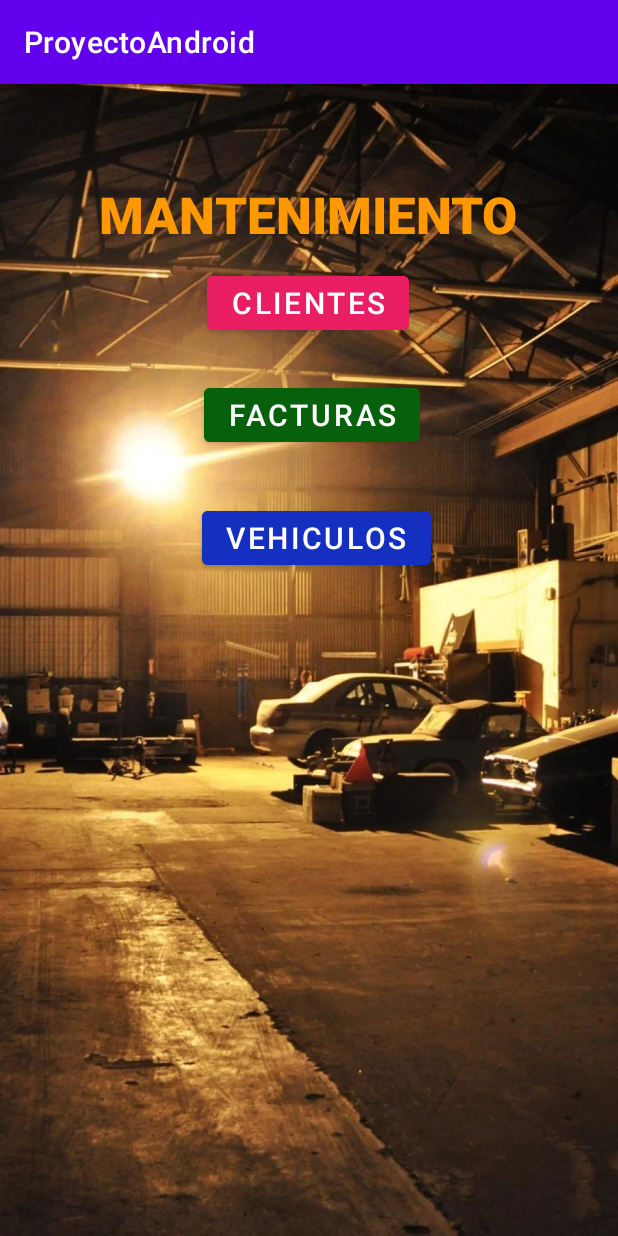
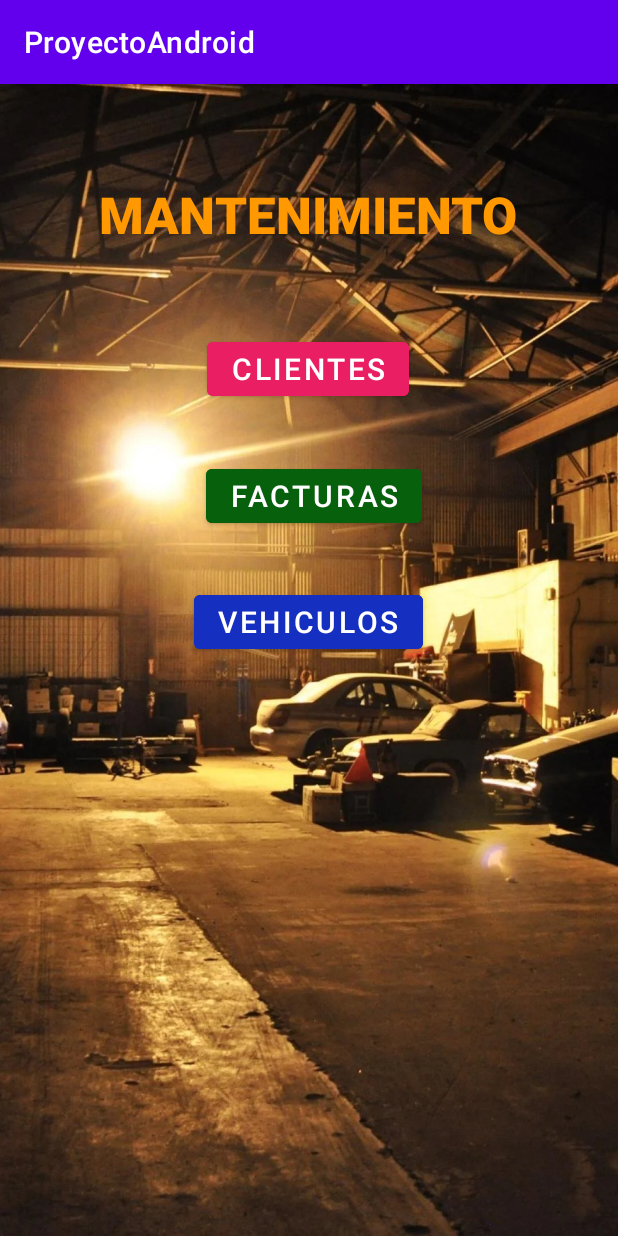
Before and after one commit to xabier100/ANDROID_APP_GarageManagement, an Android app: the screen it shows after launch (MainActivity), on a phone screen of 412 x 824 dp. Run offline under Robolectric (Android 15) with nearby library versions, the phone set to English and light mode, and no system bars.

Commit message:
Rediseño de la base de datos y las restricciones entre ellas

```diff
--- a/GarageManagement/app/src/main/java/com/example/proyectoandroid/TallerOpenHelper.java
+++ b/GarageManagement/app/src/main/java/com/example/proyectoandroid/TallerOpenHelper.java
@@ -9,11 +9,12 @@ import androidx.annotation.Nullable;
 
 public class TallerOpenHelper extends SQLiteOpenHelper {
 
+    /*Sentencias de creacion de tablas*/
     private String strCrearTablaClientes = "CREATE TABLE Clientes (" +
-            "    IdCliente INTEGER," +
-            "    Nombre    TEXT," +
-            "    Apellido  TEXT," +
-            "    DNI       TEXT    UNIQUE," +
+            "    IdCliente  INTEGER CHECK (IdCliente > 0)," +
+            "    Nombre     TEXT," +
+            "    Apellido   TEXT," +
+            "    DNI        TEXT    UNIQUE," +
             "    ImgCliente TEXT," +
             "    PRIMARY KEY (" +
             "        IdCliente" +
@@ -22,95 +23,92 @@ public class TallerOpenHelper extends SQLiteOpenHelper {
             "        DNI" +
             "    )" +
             ");";
+    private String strCrearTablaFacturas = "CREATE TABLE Facturas (" +
+            "    IdFactura       INTEGER CHECK (IdFactura > 0)," +
+            "    IdCliente       INTEGER," +
+            "    FechaReparacion TEXT," +
+            "    Concepto        TEXT," +
+            "    Importe         INTEGER," +
+            "    PRIMARY KEY (" +
+            "        IdFactura" +
+            "    )," +
+            "    FOREIGN KEY (" +
+            "        IdCliente" +
+            "    )" +
+            "    REFERENCES Clientes (IdCliente) " +
+            ");";
     private String strCrearTablaVehiculos = "CREATE TABLE Vehiculos (" +
-            "    IdVehiculo INTEGER," +
+            "    IdVehiculo INTEGER CHECK (IdVehiculo > 0)," +
+            "    IdCliente  INTEGER," +
             "    Marca      TEXT," +
             "    Modelo     TEXT," +
             "    Matricula  TEXT," +
-            "    Year        INTEGER," +
-            "    Dni        TEXT UNIQUE," +
             "    FOREIGN KEY (" +
-            "        Dni" +
+            "        IdCliente" +
             "    )" +
-            "    REFERENCES Clientes (DNI)," +
+            "    REFERENCES Clientes (IdCliente)," +
             "    PRIMARY KEY (" +
             "        IdVehiculo" +
             "    )" +
             ");";
-    private String strCrearTablaReparaciones = "CREATE TABLE NotasReparaciones (" +
-            "    CodigoNota         INTEGER," +
-            "    DNI                TEXT UNIQUE," +
-            "    FechaReparacion INTEGER," +
-            "    Concepto          TEXT," +
-            "    Importe            INTEGER," +
-            "    PRIMARY KEY (" +
-            "        CodigoNota" +
-            "    )," +
-            "    FOREIGN KEY (" +
-            "        DNI" +
-            "    )" +
-            "    REFERENCES Clientes (DNI) " +
-            ");";
 
-    private String strTriInsFKDNiNotasReparaciones = "CREATE TRIGGER insertFKdniNotasReparaciones" +
+    /*Sentencias de creacion de triggers*/
+    private String strTriInsFKIdClienteFacturas ="CREATE TRIGGER insertFKIdClienteFacturas" +
             "        BEFORE INSERT" +
-            "            ON NotasReparaciones" +
+            "            ON Facturas" +
             "      FOR EACH ROW " +
             "BEGIN" +
-            "    SELECT RAISE(ABORT, \"No existe registro seleccionado\")" +
-            "     WHERE new.DNI IS NULL OR " +
+            "    SELECT RAISE(ABORT, \"No existe registro seleccionado en la tabla clientes\") " +
+            "     WHERE new.IdCliente IS NULL OR " +
             "           NOT EXISTS (" +
-            "                   SELECT DNI" +
+            "                   SELECT IdCliente" +
             "                     FROM Clientes" +
-            "                    WHERE DNI = new.DNI" +
+            "                    WHERE IdCliente = new.IdCliente" +
+            "               );" +
+            "END;" ;
+    private String strTriUpdFKIdClienteFacturas ="CREATE TRIGGER updateFKIdClienteFacturas" +
+            "        BEFORE UPDATE" +
+            "            ON Facturas" +
+            "      FOR EACH ROW " +
+            "BEGIN" +
+            "    SELECT RAISE(ABORT, \"No existe registro seleccionado en la tabla clientes\") " +
+            "     WHERE new.IdCliente IS NULL OR " +
+            "           NOT EXISTS (" +
+            "                   SELECT IdCliente" +
+            "                     FROM Clientes" +
+            "                    WHERE IdCliente = new.IdCliente" +
             "               );" +
             "END;";
-
-    private String strTriUpdFKDNINotasReparaciones="CREATE TRIGGER updateFKdniNotasReparaciones" +
-            "        BEFORE UPDATE" +
-            "            ON NotasReparaciones" +
-            "      FOR EACH ROW " +
-            "BEGIN" +
-            "    SELECT RAISE(ABORT, \"No existe registro seleccionado\") " +
-            "     WHERE new.DNI IS NULL OR " +
-            "           NOT EXISTS (" +
-            "                   SELECT DNI" +
-            "                     FROM Clientes" +
-            "                    WHERE DNI = new.DNI" +
-            "               );" +
-            "END;";
-
-    private String strTriInsFKDNIVehiculos = "CREATE TRIGGER insertFKdniVehiculos" +
+    private String strTriInsFKIdClienteVehiculos = "CREATE TRIGGER insertFKIdClienteVehiculos" +
             "        BEFORE INSERT" +
             "            ON Vehiculos" +
             "      FOR EACH ROW " +
             "BEGIN" +
-            "    SELECT RAISE(ABORT, \"No existe registro seleccionado\")" +
-            "     WHERE new.DNI IS NULL OR " +
+            "    SELECT RAISE(ABORT, \"No existe registro seleccionado en la tabla clientes\") " +
+            "     WHERE new.IdCliente IS NULL OR " +
             "           NOT EXISTS (" +
-            "                   SELECT DNI" +
+            "                   SELECT IdCliente" +
             "                     FROM Clientes" +
-            "                    WHERE DNI = new.DNI" +
+            "                    WHERE IdCliente = new.IdCliente" +
             "               );" +
             "END;";
-
-    private String strTriUpdFKDNIVehiculos="CREATE TRIGGER updateFKdniVehiculos" +
+    private String strTriUpdFKIdClienteVehiculos ="CREATE TRIGGER updateFKIdClienteVehiculos" +
             "        BEFORE UPDATE" +
             "            ON Vehiculos" +
             "      FOR EACH ROW " +
             "BEGIN" +
             "    SELECT RAISE(ABORT, \"No existe registro seleccionado\") " +
-            "     WHERE new.DNI IS NULL OR " +
+            "     WHERE new.IdCliente IS NULL OR " +
             "           NOT EXISTS (" +
-            "                   SELECT DNI" +
+            "                   SELECT IdCliente" +
             "                     FROM Clientes" +
-            "                    WHERE DNI = new.DNI" +
+            "                    WHERE IdCliente = new.IdCliente" +
             "               );" +
             "END;";
-
+    /*Sentencias de eliminacion de triggers*/
     private String strDropTablaClientes = "DROP TABLE IF EXISTS Clientes";
     private String strDropTablaVehiculos = "DROP TABLE IF EXISTS Vehiculos";
-    private String strDropTablaFacturas = "DROP TABLE IF EXISTS NotasReparaciones";
+    private String strDropTablaFacturas = "DROP TABLE IF EXISTS Facturas";
 
     public TallerOpenHelper(@Nullable Context context, @Nullable String name, @Nullable SQLiteDatabase.CursorFactory factory, int version) {
         super(context, name, factory, version);
@@ -121,9 +119,9 @@ public class TallerOpenHelper extends SQLiteOpenHelper {
             new Cliente(2, "xabier", "garrote", "2G"),
             new Cliente(3, "jose", "ortiz", "3G"),};
 
-    private String[] sentencias={strCrearTablaClientes,strCrearTablaReparaciones,strCrearTablaVehiculos,
-            strTriInsFKDNIVehiculos,strTriInsFKDNiNotasReparaciones,
-            strTriUpdFKDNIVehiculos,strTriUpdFKDNINotasReparaciones};
+    private String[] sentencias={strCrearTablaClientes, strCrearTablaFacturas,strCrearTablaVehiculos,
+            strTriInsFKIdClienteVehiculos,strTriInsFKIdClienteFacturas,
+            strTriUpdFKIdClienteVehiculos, strTriUpdFKIdClienteFacturas};
     @Override
     public void onCreate(SQLiteDatabase db) {
         for (String sentencia : sentencias) {
--- a/GarageManagement/app/src/main/res/layout/activity_main.xml
+++ b/GarageManagement/app/src/main/res/layout/activity_main.xml
@@ -20,7 +20,7 @@
         app:layout_constraintHorizontal_bias="0.498"
         app:layout_constraintStart_toStartOf="parent"
         app:layout_constraintTop_toTopOf="parent"
-        app:layout_constraintVertical_bias="0.169" />
+        app:layout_constraintVertical_bias="0.231" />
 
     <Button
         android:id="@+id/btnMantenimientoFacturas"
@@ -31,10 +31,10 @@
         android:textSize="20sp"
         app:layout_constraintBottom_toBottomOf="parent"
         app:layout_constraintEnd_toEndOf="parent"
-        app:layout_constraintHorizontal_bias="0.508"
+        app:layout_constraintHorizontal_bias="0.513"
         app:layout_constraintStart_toStartOf="parent"
         app:layout_constraintTop_toTopOf="parent"
-        app:layout_constraintVertical_bias="0.273" />
+        app:layout_constraintVertical_bias="0.348" />
 
     <Button
         android:id="@+id/btnMantenimientoVehiculos"
@@ -45,10 +45,10 @@
         android:textSize="20sp"
         app:layout_constraintBottom_toBottomOf="parent"
         app:layout_constraintEnd_toEndOf="parent"
-        app:layout_constraintHorizontal_bias="0.518"
+        app:layout_constraintHorizontal_bias="0.498"
         app:layout_constraintStart_toStartOf="parent"
         app:layout_constraintTop_toTopOf="parent"
-        app:layout_constraintVertical_bias="0.387" />
+        app:layout_constraintVertical_bias="0.465" />
 
     <TextView
         android:id="@+id/textView11"
```
Also changed, not shown: GarageManagement/app/src/main/java/com/example/proyectoandroid/MantenimientoVehiculos.java (+16 -13 lines), GarageManagement/app/src/main/res/layout/activity_mantenimiento_vehiculos.xml (+14 -47 lines), 1 other file.
